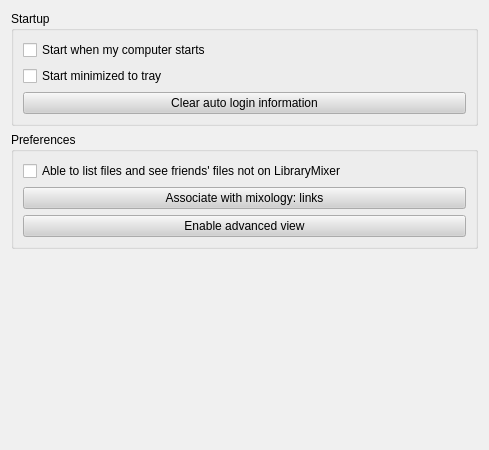
Old version of the form MixologistGui/gui/Preferences/GeneralDialog.ui in the repository rebeccaskinner/The-Mixologist.
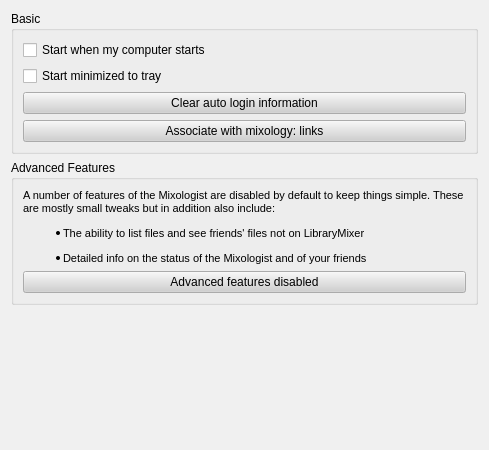
New version of the form.

Commit message: Improvement: Merged off-LibraryMixer setting into advanced setting

Patch:
```diff
--- a/MixologistGui/gui/Preferences/GeneralDialog.ui
+++ b/MixologistGui/gui/Preferences/GeneralDialog.ui
@@ -498,7 +498,7 @@
       </size>
      </property>
      <property name="title">
-      <string>Startup</string>
+      <string>Basic</string>
      </property>
      <layout class="QGridLayout">
       <item row="0" column="0">
@@ -522,33 +522,45 @@
         </property>
        </widget>
       </item>
+      <item row="3" column="0">
+       <widget class="QPushButton" name="associateLinks">
+        <property name="text">
+         <string>Associate with mixology: links</string>
+        </property>
+       </widget>
+      </item>
      </layout>
     </widget>
    </item>
    <item>
     <widget class="QGroupBox" name="groupBox">
      <property name="title">
-      <string>Preferences</string>
+      <string>Advanced Features</string>
      </property>
      <layout class="QVBoxLayout" name="verticalLayout">
       <item>
-       <widget class="QCheckBox" name="offLM">
+       <widget class="QLabel" name="advancedDescription">
         <property name="text">
-         <string>Able to list files and see friends' files not on LibraryMixer</string>
+         <string>&lt;!DOCTYPE HTML PUBLIC &quot;-//W3C//DTD HTML 4.0//EN&quot; &quot;http://www.w3.org/TR/REC-html40/strict.dtd&quot;&gt;
+&lt;html&gt;&lt;head&gt;&lt;meta name=&quot;qrichtext&quot; content=&quot;1&quot; /&gt;&lt;style type=&quot;text/css&quot;&gt;
+p, li { white-space: pre-wrap; }
+&lt;/style&gt;&lt;/head&gt;&lt;body style=&quot; font-family:'MS Shell Dlg 2'; font-size:8.25pt; font-weight:400; font-style:normal;&quot;&gt;
+&lt;p style=&quot; margin-top:0px; margin-bottom:0px; margin-left:0px; margin-right:0px; -qt-block-indent:0; text-indent:0px;&quot;&gt;&lt;span style=&quot; font-size:8pt;&quot;&gt;A number of features of the Mixologist are disabled by default to keep things simple. These are mostly small tweaks but in addition also include:&lt;/span&gt;&lt;/p&gt;
+&lt;ul style=&quot;margin-top: 0px; margin-bottom: 0px; margin-left: 0px; margin-right: 0px; -qt-list-indent: 1;&quot;&gt;&lt;li style=&quot; font-size:8pt;&quot; style=&quot; margin-top:12px; margin-bottom:12px; margin-left:0px; margin-right:0px; -qt-block-indent:0; text-indent:0px;&quot;&gt;The ability to list files and see friends' files not on LibraryMixer&lt;/li&gt;
+&lt;li style=&quot; font-size:8pt;&quot; style=&quot; margin-top:12px; margin-bottom:12px; margin-left:0px; margin-right:0px; -qt-block-indent:0; text-indent:0px;&quot;&gt;Detailed info on the status of the Mixologist and of your friends&lt;/li&gt;&lt;/ul&gt;&lt;/body&gt;&lt;/html&gt;</string>
         </property>
-       </widget>
-      </item>
-      <item>
-       <widget class="QPushButton" name="associateLinks">
-        <property name="text">
-         <string>Associate with mixology: links</string>
+        <property name="textFormat">
+         <enum>Qt::RichText</enum>
+        </property>
+        <property name="wordWrap">
+         <bool>true</bool>
         </property>
        </widget>
       </item>
       <item>
        <widget class="QPushButton" name="showAdvanced">
         <property name="text">
-         <string>Enable advanced view</string>
+         <string>Advanced features disabled</string>
         </property>
         <property name="checkable">
          <bool>true</bool>
```
The commit also changes 13 other files.
